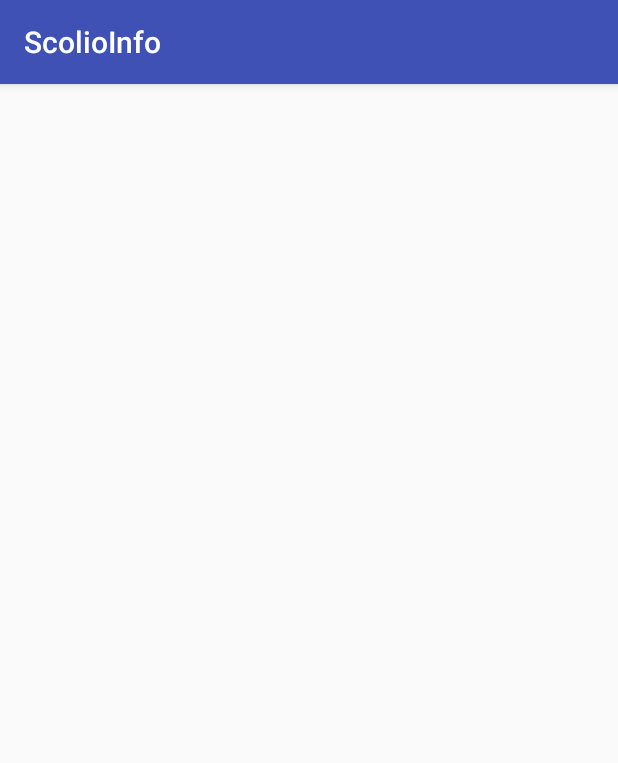
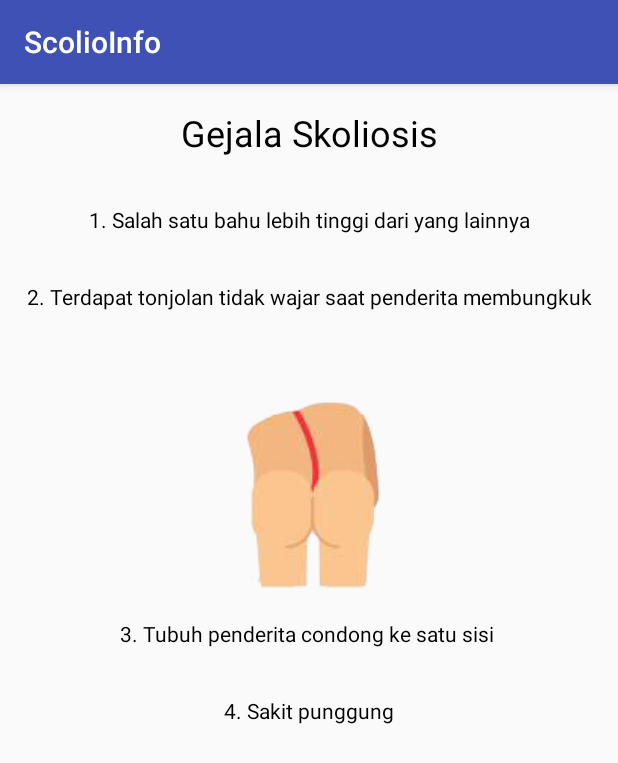
Before and after one commit to vlouchi/ScolioInfo, an Android app: the gejala_penyebab screen opened directly, with no data from a screen before it, on a phone screen of 412 x 824 dp. Shown: the top 763 px of the screen. Run offline under Robolectric (Android 15) with nearby library versions, the phone set to English and light mode, and no system bars.

Commit message:
activity_gejala_penyebab clear

```diff
--- a/app/src/main/res/layout/activity_gejala_penyebab.xml
+++ b/app/src/main/res/layout/activity_gejala_penyebab.xml
@@ -1,9 +1,71 @@
 <?xml version="1.0" encoding="utf-8"?>
-<android.support.constraint.ConstraintLayout xmlns:android="http://schemas.android.com/apk/res/android"
-    xmlns:app="http://schemas.android.com/apk/res-auto"
-    xmlns:tools="http://schemas.android.com/tools"
+<ScrollView android:layout_height="match_parent"
     android:layout_width="match_parent"
-    android:layout_height="match_parent"
-    tools:context="com.example.android.scolioinfo.gejala_penyebab">
+    xmlns:android="http://schemas.android.com/apk/res/android">
 
-</android.support.constraint.ConstraintLayout>
+    <LinearLayout
+        android:layout_height="match_parent"
+        android:layout_width="match_parent"
+        android:orientation="vertical"
+        xmlns:android="http://schemas.android.com/apk/res/android" >
+
+        <TextView
+            android:layout_width="match_parent"
+            android:layout_height="wrap_content"
+            android:text="Gejala Skoliosis"
+            android:textSize="24sp"
+            android:textColor="@android:color/black"
+            android:shadowColor="@color/colorPrimary"
+            android:gravity="center_horizontal"
+            android:layout_margin="16dp"
+            />
+        <TextView
+            android:layout_width="match_parent"
+            android:layout_height="wrap_content"
+            android:text="1. Salah satu bahu lebih tinggi dari yang lainnya"
+            android:textColor="@android:color/black"
+            android:textSize="14sp"
+            android:gravity="center"
+            android:layout_margin="16dp"
+            />
+
+        <TextView
+            android:layout_width="match_parent"
+            android:layout_height="wrap_content"
+            android:text="2. Terdapat tonjolan tidak wajar saat penderita membungkuk"
+            android:textColor="@android:color/black"
+            android:textSize="14sp"
+            android:gravity="center"
+            android:layout_margin="16dp"
+            />
+        <ImageView
+            android:layout_width="wrap_content"
+            android:layout_height="wrap_content"
+            android:layout_gravity="center_horizontal"
+            android:src="@drawable/punggung_tinggi"
+            />
+
+        <TextView
+            android:layout_width="match_parent"
+            android:layout_height="wrap_content"
+            android:text="3. Tubuh penderita condong ke satu sisi "
+            android:textColor="@android:color/black"
+            android:textSize="14sp"
+            android:gravity="center"
+            android:layout_margin="16dp"
+            />
+
+        <TextView
+            android:layout_width="match_parent"
+            android:layout_height="wrap_content"
+            android:text="4. Sakit punggung"
+            android:textColor="@android:color/black"
+            android:textSize="14sp"
+            android:gravity="center"
+            android:layout_margin="16dp"
+            />
+
+        </LinearLayout>
+
+
+</ScrollView>
```
Also changed, not shown: app/src/main/res/drawable/punggung_tinggi.png (added).
